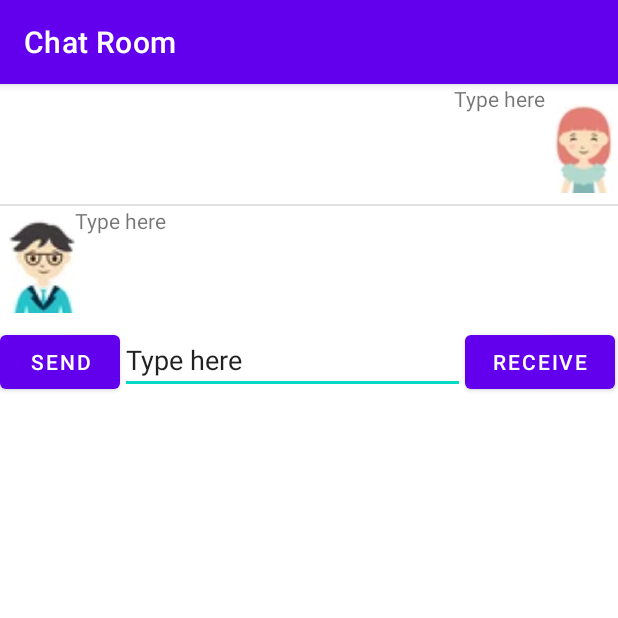
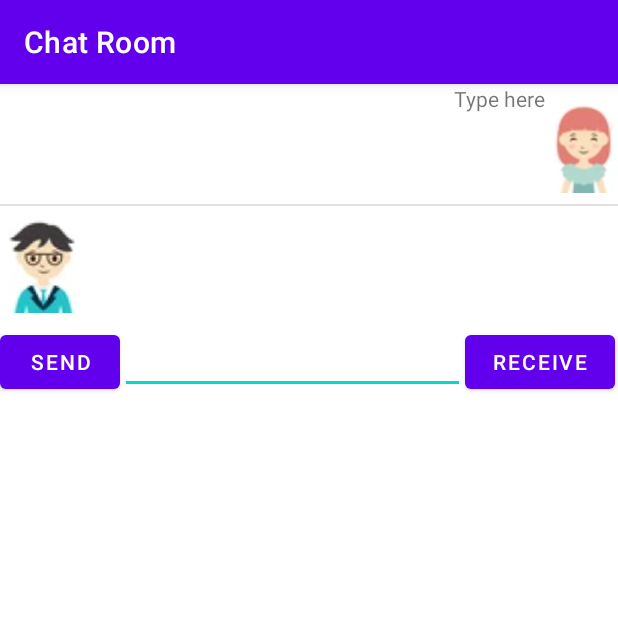
Before and after one commit to HelloNYAC/AndroidLabs, an Android app: the ChatRoomActivity screen opened directly, with no data from a screen before it, after a tap on "RECEIVE", on a phone screen of 412 x 824 dp, the top half of it. Run offline under Robolectric (Android 15) with nearby library versions, the phone set to English and light mode, and no system bars; 1 other tap on this screen came first.

Commit message:
Final Lab4

```diff
--- a/app/src/main/java/com/cst2335/yue00015/ChatRoomActivity.java
+++ b/app/src/main/java/com/cst2335/yue00015/ChatRoomActivity.java
@@ -54,6 +54,7 @@ public class ChatRoomActivity extends AppCompatActivity {
         send = findViewById(R.id.sendbtn);
         send.setOnClickListener(click ->{
             Message msgSend = new Message(typed.getText().toString(), R.drawable.row_send, 0);
+            typed.setText("");
             list.add(msgSend);
             myAdapter.notifyDataSetChanged();
         });
@@ -61,6 +62,7 @@ public class ChatRoomActivity extends AppCompatActivity {
         receive = findViewById(R.id.rcvbtn);
         receive.setOnClickListener(click ->{
             Message msgRcv = new Message(typed.getText().toString(), R.drawable.row_receive, 1);
+            typed.setText("");
             list.add(msgRcv);
             myAdapter.notifyDataSetChanged();
         });
```
